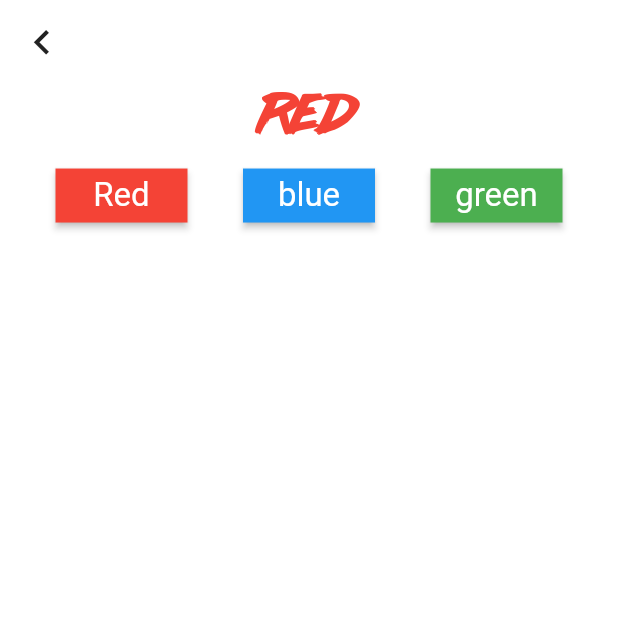
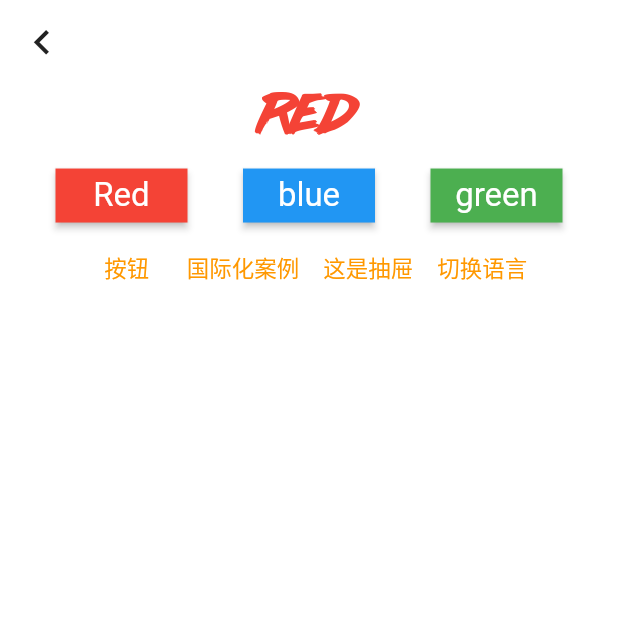
Before and after one commit to shean012/flutter_demo, a Flutter app: the CarPage screen opened directly, on a phone screen of 412 x 824 dp, the top half of it. Run offline on Flutter 3.47's test engine with Material 2 defaults, Android fonts, the light colour scheme and no system bars; our stand-ins replace dio, fluro, flutter_screenutil, shared_preferences, uni_links, webview_flutter; accounts and stored records are empty; network calls fail; statements that could not run were skipped.

Commit message:
feature: 新建国际化功能

```diff
--- a/lib/common/config/proxyConfig.dart
+++ b/lib/common/config/proxyConfig.dart
@@ -2,7 +2,7 @@
 const OPEN_PROXY = true;
 
 /// 代理服务IP
-const PROXY_IP = '10.0.9.68';
+const PROXY_IP = '0.0.0.0';
 
 /// 代理服务端口
 const PROXY_PORT = 8866;
--- a/lib/common/utils/initial.dart
+++ b/lib/common/utils/initial.dart
@@ -11,6 +11,7 @@
   /// init
   static Future init() async {
     // 运行初始
+
     WidgetsFlutterBinding.ensureInitialized();
 
     // 初始化工具函数
--- /dev/null
+++ b/lib/l10n/intl_en.arb
@@ -0,0 +1,6 @@
+{
+    "title": "Localization Demo",
+    "button": "Button",
+    "drawer_tip": "This is the Drawer",
+    "close_drawer": "Close Drawer"
+}
--- /dev/null
+++ b/lib/l10n/intl_zh.arb
@@ -0,0 +1,6 @@
+{
+    "title": "国际化案例",
+    "button": "按钮",
+    "drawer_tip": "这是抽屉",
+    "close_drawer": "关闭抽屉"
+}
--- a/lib/pages/car/main.dart
+++ b/lib/pages/car/main.dart
@@ -1,6 +1,6 @@
-
 import 'package:flutter_demo/components/goBackAppBar/main.dart';
 import 'package:flutter_demo/common/utils/main.dart';
+import 'package:flutter_demo/generated/l10n.dart';
 
 class CarPage extends StatelessWidget {
   const CarPage({Key key}) : super(key: key);
@@ -8,6 +8,7 @@
   @override
   Widget build(BuildContext context) {
     final targetColor = Provider.of<SelectColor>(context);
+    final curLangCtrl = Provider.of<Lang>(context);
     print('run car page bulid');
     return Scaffold(
         appBar: GoBackAppBar(),
@@ -69,6 +70,24 @@
                         }))
                   ],
                 ),
+                Wrap(
+                  children: [
+                    TextButton(
+                        onPressed: () {},
+                        child: Text('${S.of(context).button}')),
+                    TextButton(
+                        onPressed: () {},
+                        child: Text('${S.of(context).title}')),
+                    TextButton(
+                        onPressed: () {},
+                        child: Text('${S.of(context).drawer_tip}')),
+                    TextButton(
+                        onPressed: () {
+                          curLangCtrl.changeCurLang();
+                        },
+                        child: Text('切换语言'))
+                  ],
+                )
               ],
             )));
   }
--- /dev/null
+++ b/lib/provider/locale.dart
@@ -0,0 +1,15 @@
+// import 'package:localization_demo/i18n/app_localization_delegate.dart';
+// import 'package:localization_demo/i18n/app_localizations.dart';
+import 'package:flutter/material.dart';
+
+class Lang with ChangeNotifier {
+  Locale _locale = Locale('zh', '');
+
+  get curLocale => _locale;
+
+  changeCurLang() {
+    _locale = Locale('en', '');
+    print('run change');
+    notifyListeners();
+  }
+}
--- a/lib/provider/main.dart
+++ b/lib/provider/main.dart
@@ -2,3 +2,4 @@
 
 export 'color.dart';
 export 'goods.dart';
+export 'locale.dart';
--- a/lib/webView/product.dart
+++ b/lib/webView/product.dart
@@ -44,7 +44,7 @@
   }
 
   _loadHtmlFromAssets() async {
-    String fileText = await rootBundle.loadString('assets/index.html');
+    String fileText = await rootBundle.loadString('assets/webview.html');
     _webViewController.loadUrl(Uri.dataFromString(fileText,
             mimeType: 'text/html', encoding: Encoding.getByName('utf-8'))
         .toString());
```
Also changed, not shown: lib/main.dart (+23 -44 lines), lib/pages/index/main.dart (added, +55 -0 lines), pubspec.yaml (+5 -8 lines), lib/generated/intl/messages_all.dart (added), lib/generated/intl/messages_en.dart (added), lib/generated/intl/messages_zh.dart (added), lib/generated/l10n.dart (added), pubspec.lock.
